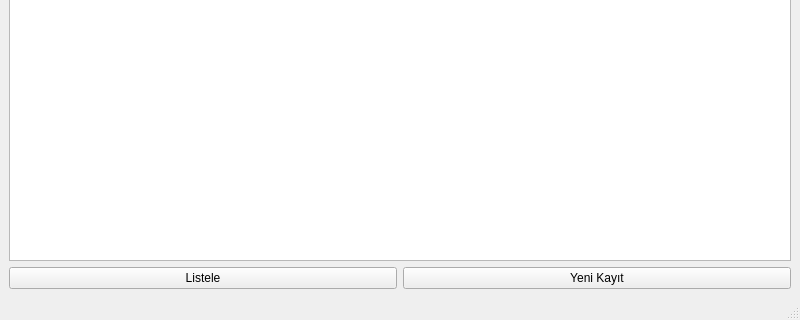
The window that gui/mainwindow.ui (cihansenyuz/tax-calc) describes before a commit, drawn with Qt 5; both pictures show x 0 to 800 and y 280 to 600 of the 800 by 600 pixel window.
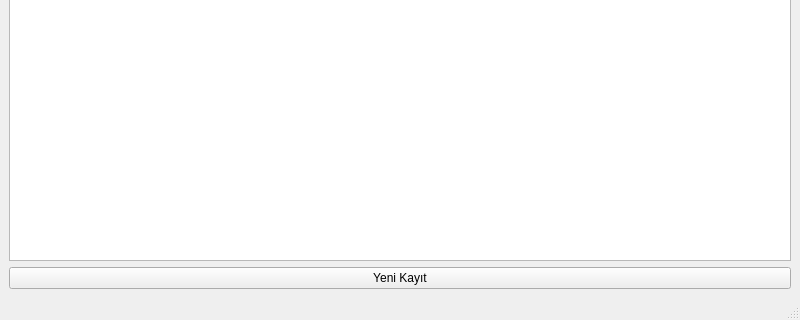
The same window after the commit.

The edit to the form file:
```diff
--- a/gui/mainwindow.ui
+++ b/gui/mainwindow.ui
@@ -19,22 +19,11 @@
      <widget class="QTableWidget" name="tableWidget"/>
     </item>
     <item>
-     <layout class="QHBoxLayout" name="horizontalLayout">
-      <item>
-       <widget class="QPushButton" name="printButton">
-        <property name="text">
-         <string>Listele</string>
-        </property>
-       </widget>
-      </item>
-      <item>
        <widget class="QPushButton" name="createButton">
         <property name="text">
          <string>Yeni Kayıt</string>
         </property>
        </widget>
-      </item>
-     </layout>
     </item>
    </layout>
   </widget>
```
Lines whose indentation alone changed are shown as unchanged.
